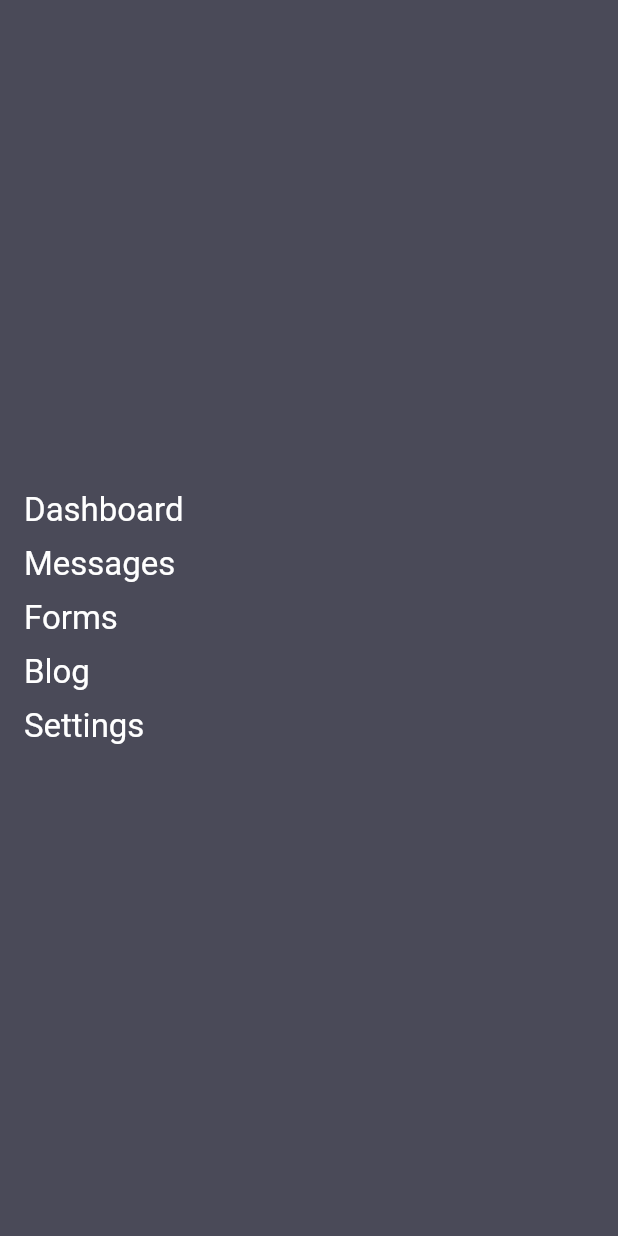
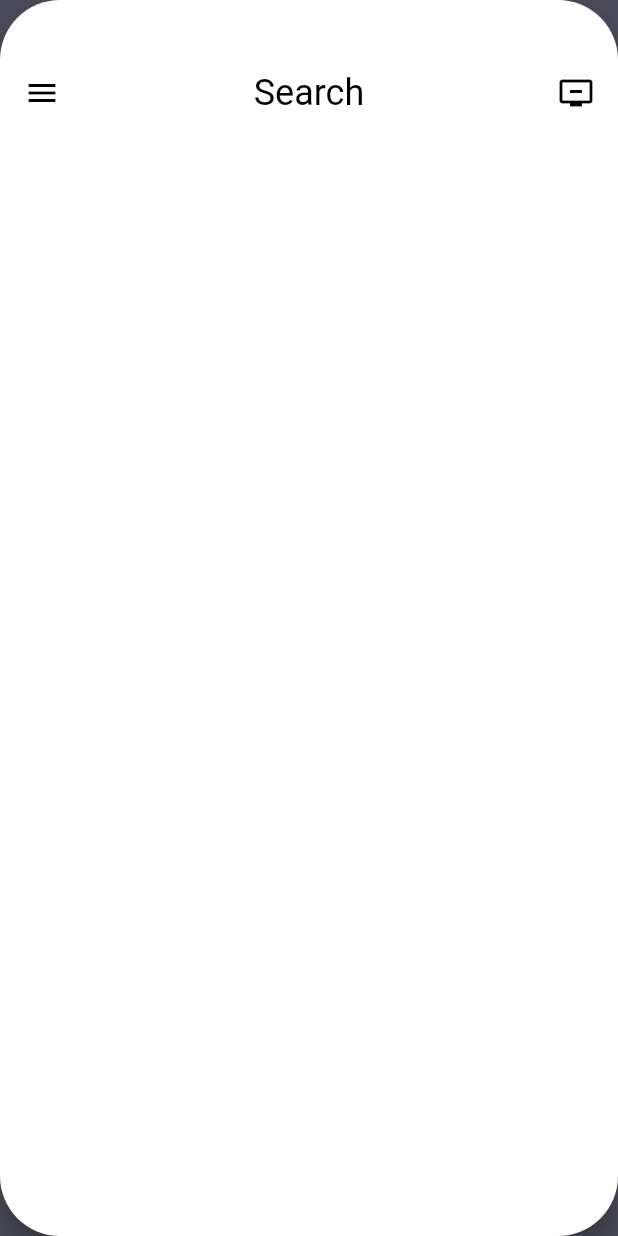
Before and after one commit to Exirgy/up_service, a Flutter app: the Home screen opened by its route, on a phone screen of 412 x 824 dp. Run offline on Flutter 3.47's test engine with Material 2 defaults, Android fonts, the phone set to English and light mode, and no system bars; our stand-ins replace cloud_firestore, firebase_auth, flutter_mobx, flutter_platform_widgets, flutter_spinkit, fluttertoast and 3 more; accounts and stored records are empty; generated files the repository leaves out were written again.

Commit message:
new Ui commit

```diff
--- a/lib/main.dart
+++ b/lib/main.dart
@@ -1,5 +1,5 @@
 import 'package:flutter/material.dart';
-import 'package:up_service/theme.dart/app.dart';
+import 'package:up_service/app.dart';
 
 void main() {
   runApp(MyApp());
--- a/lib/pages/layers/UI/homepage.dart
+++ b/lib/pages/layers/UI/homepage.dart
@@ -11,18 +11,22 @@ class Home extends StatefulWidget {
 
 class _HomeState extends State<Home> {
   bool isCollapsed = true;
-
+  double screenWidth, screenHeight;
+  final Duration duration = const Duration(milliseconds: 700);
   @override
   Widget build(BuildContext context) {
+    Size size = MediaQuery.of(context).size;
+    screenHeight = size.height;
+    screenWidth = size.width;
     return Scaffold(
       backgroundColor: backgroundColor,
       body: Stack(
         children: <Widget>[
           menu(context),
+          dashboard(context),
         ],
       ),
     );
-  }
   }
 
   Widget menu(context) {
@@ -36,30 +40,68 @@ Widget menu(context) {
           crossAxisAlignment: CrossAxisAlignment.start,
           children: <Widget>[
             Text(
-              "Dashboard",
-              style: TextStyle(color: Colors.white, fontSize: 22),
+              "Search",
+              style: TextStyle(color: Colors.white, fontSize: 24),
             ),
             SizedBox(height: 10),
             Text(
               "Messages",
-              style: TextStyle(color: Colors.white, fontSize: 22),
+              style: TextStyle(color: Colors.white, fontSize: 24),
             ),
             SizedBox(height: 10),
             Text(
-              "Forms",
-              style: TextStyle(color: Colors.white, fontSize: 22),
-            ),
-            SizedBox(height: 10),
-            Text(
-              "Blog",
-              style: TextStyle(color: Colors.white, fontSize: 22),
+              "Reviews",
+              style: TextStyle(color: Colors.white, fontSize: 24),
             ),
             SizedBox(height: 10),
             Text(
               "Settings",
-              style: TextStyle(color: Colors.white, fontSize: 22),
+              style: TextStyle(color: Colors.white, fontSize: 24),
             ),
-          ]),
+          ],
+        ),
       ),
     );
   }
+
+  Widget dashboard(context) {
+    return AnimatedPositioned(
+      duration: duration,
+      top: isCollapsed ? 0 : 0.2 * screenHeight,
+      bottom: isCollapsed ? 0 : 0.2 * screenWidth,
+      left: isCollapsed ? 0 : 0.6 * screenWidth,
+      right: isCollapsed ? 0 : -0.4 * screenWidth,
+      child: Material(
+        animationDuration: duration,
+        borderRadius: BorderRadius.all(Radius.circular(40)),
+        elevation: 8,
+        color: Colors.white,
+        child: Container(
+          padding: const EdgeInsets.only(left: 16, right: 16, top: 48),
+          child: Column(
+            children: <Widget>[
+              Row(
+                  mainAxisAlignment: MainAxisAlignment.spaceBetween,
+                  mainAxisSize: MainAxisSize.max,
+                  children: [
+                    InkWell(
+                      child: Icon(Icons.menu, color: Colors.black),
+                      onTap: () {
+                        setState(() {
+                          isCollapsed = !isCollapsed;
+                        });
+                      },
+                    ),
+                    Text(
+                      'Search',
+                      style: TextStyle(fontSize: 24, color: Colors.black),
+                    ),
+                    Icon(Icons.remove_from_queue, color: Colors.black),
+                  ]),
+            ],
+          ),
+        ),
+      ),
+    );
+  }
+}
--- a/pubspec.yaml
+++ b/pubspec.yaml
@@ -36,7 +36,11 @@ dependencies:
   cupertino_icons: ^0.1.3
   package_info: ^0.4.1
   flutter_spinkit: ^4.1.2+1
-  flutter_platform_widgets: ^0.51.0
+  flutter_platform_widgets: ^0.31.0
+  fluttertoast: ^4.0.1
+  firebase_messaging: ^6.0.15
+  firebase_database: ^3.1.3
+
 
   provider: ^4.1.3
 dev_dependencies:
```
Also changed, not shown: lib/app.dart (added, +38 -0 lines), lib/pages/layers/theme/theme.android.dart (added, +57 -0 lines), lib/pages/layers/theme/theme.ios.dart (added, +44 -0 lines), lib/pages/sign_in.dart (+12 -4 lines), lib/state/user.state.dart (+40 -16 lines), lib/theme.dart/app.dart (deleted, +0 -43 lines), lib/pages/layers/widgets/google_sign_inbutton.dart (renamed from lib/pages/layers/widgets/google_settings_button.dart), lib/state/user.state.g.dart, pubspec.lock, 1 other file. Lines whose indentation alone changed are shown as unchanged.
